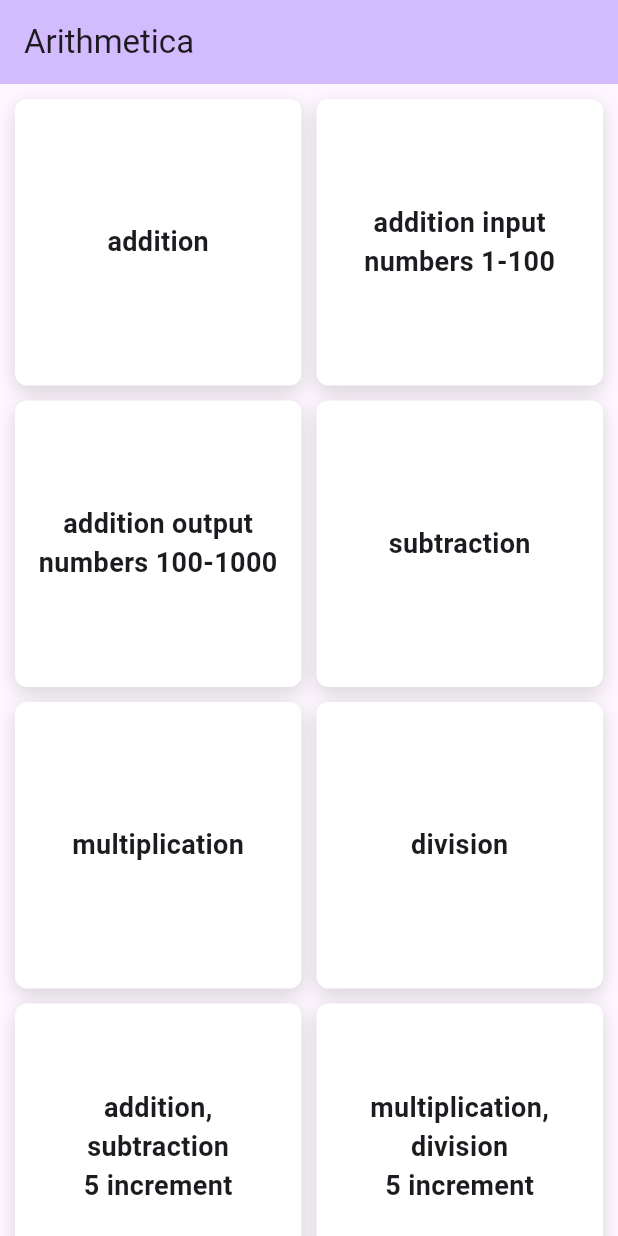
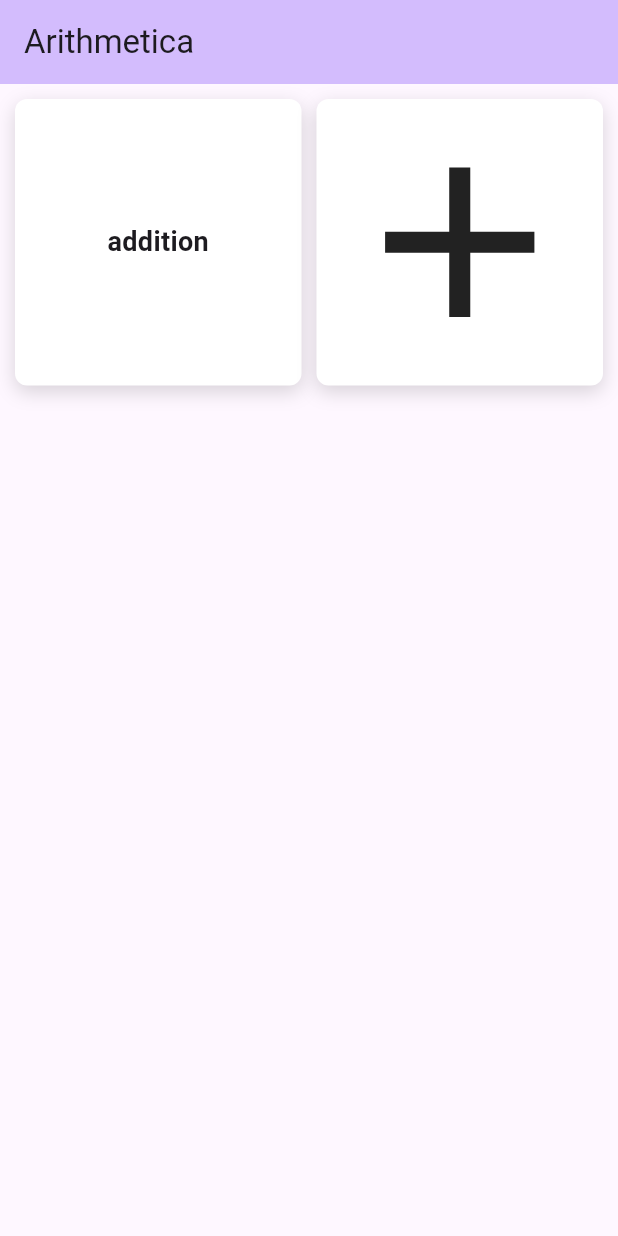
Before and after one commit to kowandiki/arithmetica, a Flutter app: the screen it shows after launch, on a phone screen of 412 x 824 dp. Run offline on Flutter 3.47's test engine with Material 3 defaults, Android fonts, the phone set to English and light mode, and no system bars.

Commit message:
add basic support for creating custom problem sets

```diff
--- a/lib/main.dart
+++ b/lib/main.dart
@@ -40,6 +40,232 @@ class MyHomePage extends StatefulWidget {
 
 class _MyHomePageState extends State<MyHomePage> {
 
+  final TextEditingController _titleController = TextEditingController();
+  final TextEditingController _operatorsController = TextEditingController();
+  final TextEditingController _inputTermUpperBoundController = TextEditingController();
+  final TextEditingController _inputTermLowerBoundController = TextEditingController();
+  final TextEditingController _outputTermUpperBoundController = TextEditingController();
+  final TextEditingController _outputTermLowerBoundController = TextEditingController();
+
+
+  Dialog createNewProblemDialog() {
+    return Dialog(
+      child: Padding(
+        padding: const EdgeInsets.all(8.0),
+        child: Column(
+          mainAxisSize: MainAxisSize.min,
+          children: [
+            TextField(controller: _titleController,
+              decoration: InputDecoration(hintText: "Title"),),
+            TextField(controller: _operatorsController,
+              decoration: InputDecoration(hintText: "Operators num, 1=+,2=-,4=*,8=/"),
+              keyboardType: TextInputType.numberWithOptions(decimal: false),),
+            TextField(controller: _inputTermUpperBoundController,
+              decoration: InputDecoration(hintText: "input term upper bound"),
+              keyboardType: TextInputType.numberWithOptions(decimal: false),),
+            TextField(controller: _inputTermLowerBoundController,
+            decoration: InputDecoration(hintText: "input term lower bound"),
+            keyboardType: TextInputType.numberWithOptions(decimal: false),),
+            TextField(controller: _outputTermUpperBoundController,
+            decoration: InputDecoration(hintText: "output term upper bound"),
+            keyboardType: TextInputType.numberWithOptions(decimal: false),),
+            TextField(controller: _outputTermLowerBoundController,
+            decoration: InputDecoration(hintText: "output term lower bound"),
+            keyboardType: TextInputType.numberWithOptions(decimal: false),),
+            ElevatedButton(
+              child: Text("Create Problem Set"),
+              onPressed: () {
+                ArithmeticSettings settings = ArithmeticSettings(
+                  operators: int.tryParse(_operatorsController.text) ?? 0,
+                  inputTermLowerBound: int.tryParse(_inputTermLowerBoundController.text),
+                  inputTermUpperBound: int.tryParse(_inputTermUpperBoundController.text),
+                  outputTermLowerBound: int.tryParse(_outputTermLowerBoundController.text),
+                  outputTermUpperBound: int.tryParse(_outputTermUpperBoundController.text),
+                );
+                problemSets.add(
+                  Tile(
+                    problemSetSettings: settings,
+                    title: _titleController.text.isEmpty ? "New Problem Set" : _titleController.text,
+                  )
+                );
+                setState((){});
+                Navigator.pop(context);
+              },
+            )
+          ]
+        )
+      )
+    );
+  }
+
+  List<Tile> problemSets =
+  [
+    Tile(
+      title: "addition",
+      problemSetSettings: ArithmeticSettings(
+        operators: Operators.addition,
+        outputTermLowerBound: 1,
+        outputTermUpperBound: 20,
+        inputTermLowerBound: 1,
+        inputTermUpperBound: 20,
+        lowerBoundIncrement: 5,
+        upperBoundIncrement: 5,
+        lowerBoundScaleFactor: 1.05,
+        upperBoundScaleFactor: 1.05
+      ),
+    ),
+    // Tile(
+    //   title: "addition input numbers 1-100",
+    //   problemSetSettings: ArithmeticSettings(
+    //     operators: Operators.addition,
+    //     inputTermLowerBound: 1,
+    //     inputTermUpperBound: 100,
+    //     lowerBoundIncrement: 0,
+    //     upperBoundIncrement: 0,
+    //   ),
+    // ),
+    // Tile(
+    //   title: "addition output numbers 100-1000",
+    //   problemSetSettings: ArithmeticSettings(
+    //     operators: Operators.addition,
+    //     outputTermLowerBound: 100,
+    //     outputTermUpperBound: 1000,
+    //   ),
+    // ),
+    // Tile(
+    //   title: "subtraction",
+    //   problemSetSettings: ArithmeticSettings(
+    //     operators: Operators.subtraction,
+    //     outputTermLowerBound: 1,
+    //     outputTermUpperBound: 20,
+    //     inputTermLowerBound: 1,
+    //     inputTermUpperBound: 20,
+    //     lowerBoundIncrement: 5,
+    //     upperBoundIncrement: 5,
+    //     lowerBoundScaleFactor: 1.05,
+    //     upperBoundScaleFactor: 1.05
+    //   ),
+    // ),
+    // Tile(
+    //   title: "multiplication",
+    //   problemSetSettings: ArithmeticSettings(
+    //     operators: Operators.multiplication,
+    //     outputTermLowerBound: 5,
+    //     outputTermUpperBound: 20,
+    //     lowerBoundIncrement: 0,
+    //     upperBoundIncrement: 5,
+    //     lowerBoundScaleFactor: 1.04,
+    //     upperBoundScaleFactor: 1.05,
+    //   ),
+    // ),
+    // Tile(
+    //   title: "division",
+    //   problemSetSettings: ArithmeticSettings(
+    //     operators: Operators.division,
+    //     outputTermLowerBound: 1,
+    //     outputTermUpperBound: 20,
+    //     lowerBoundIncrement: 5,
+    //     upperBoundIncrement: 5,
+    //     lowerBoundScaleFactor: 1.05,
+    //     upperBoundScaleFactor: 1.05,
+    //   ),
+    // ),
+
+    // Tile(
+    //   title: "addition, subtraction\n5 increment",
+    //   problemSetSettings: ArithmeticSettings(
+    //     operators: Operators.addition | Operators.subtraction,
+    //     outputTermLowerBound: 1,
+    //     outputTermUpperBound: 20,
+    //     lowerBoundIncrement: 5,
+    //     upperBoundIncrement: 5,
+    //     lowerBoundScaleFactor: 1.05,
+    //     upperBoundScaleFactor: 1.05,
+    //   ),
+    // ),
+    // Tile(
+    //   title: "multiplication, division\n5 increment",
+    //   problemSetSettings: ArithmeticSettings(
+    //     operators: Operators.multiplication | Operators.division,
+    //     outputTermLowerBound: 1,
+    //     outputTermUpperBound: 20,
+    //     lowerBoundIncrement: 5,
+    //     upperBoundIncrement: 5,
+    //     lowerBoundScaleFactor: 1.05,
+    //     upperBoundScaleFactor: 1.05,
+    //   ),
+    // ),
+    // Tile(
+    //   title: "all 4",
+    //   problemSetSettings: ArithmeticSettings(
+    //     operators: Operators.addition | Operators.subtraction | Operators.multiplication | Operators.division,
+    //     outputTermLowerBound: 1,
+    //     outputTermUpperBound: 20,
+    //     lowerBoundIncrement: 5,
+    //     upperBoundIncrement: 5,
+    //     lowerBoundScaleFactor: 1.05,
+    //     upperBoundScaleFactor: 1.05,
+    //   ),
+    // ),
+
+    // Tile(
+    //   title: "12x12 times table",
+    //   problemSetSettings: ArithmeticSettings(
+    //     operators: Operators.multiplication,
+    //     inputTermLowerBound: 2,
+    //     inputTermUpperBound: 12,
+    //     outputTermLowerBound: 1,
+    //     outputTermUpperBound: 200,
+    //   ),
+    // ),
+
+    // Tile(
+    //   title: "15x15 times table",
+    //   problemSetSettings: ArithmeticSettings(
+    //     operators: Operators.multiplication,
+    //     inputTermLowerBound: 2,
+    //     inputTermUpperBound: 15,
+    //     outputTermLowerBound: 1,
+    //     outputTermUpperBound: 200,
+    //   ),
+    // ),
+  ];
+
+  final BoxDecoration boxDecoration = BoxDecoration(
+    color: Colors.white,
+    borderRadius: BorderRadius.circular(8),
+    boxShadow: [
+      BoxShadow(
+        color: Colors.black.withValues(alpha: 0.15),
+        blurRadius: 10,
+        offset: Offset(0, 4)
+      )
+    ]
+  );
+
+  late GestureDetector addNewProblemSet;
+
+  @override
+  void initState() {
+    super.initState();
+
+    addNewProblemSet = GestureDetector(
+      onTap: () {
+        showDialog(
+          context: context,
+          builder: (BuildContext context) => createNewProblemDialog()
+        );
+      },
+      child: Container(
+        decoration: boxDecoration,
+        padding: const EdgeInsets.all(10),
+        child: LayoutBuilder(builder: (context, constraint) {
+          return Icon(Icons.add, size: constraint.biggest.height);
+        })
+      ),
+    );
+  }
+
   @override
   Widget build(BuildContext context) {
 
@@ -58,142 +284,7 @@ class _MyHomePageState extends State<MyHomePage> {
           crossAxisSpacing: 10,
           mainAxisSpacing: 10,
           crossAxisCount: 2,
-          children: <Widget>[
-
-            Tile(
-              title: "addition",
-              problemSetSettings: ArithmeticSettings(
-                operators: Operators.addition,
-                outputTermLowerBound: 1,
-                outputTermUpperBound: 20,
-                inputTermLowerBound: 1,
-                inputTermUpperBound: 20,
-                lowerBoundIncrement: 5,
-                upperBoundIncrement: 5,
-                lowerBoundScaleFactor: 1.05,
-                upperBoundScaleFactor: 1.05
-              ),
-            ),
-            Tile(
-              title: "addition input numbers 1-100",
-              problemSetSettings: ArithmeticSettings(
-                operators: Operators.addition,
-                inputTermLowerBound: 1,
-                inputTermUpperBound: 100,
-                lowerBoundIncrement: 0,
-                upperBoundIncrement: 0,
-              ),
-            ),
-            Tile(
-              title: "addition output numbers 100-1000",
-              problemSetSettings: ArithmeticSettings(
-                operators: Operators.addition,
-                outputTermLowerBound: 100,
-                outputTermUpperBound: 1000,
-              ),
-            ),
-            Tile(
-              title: "subtraction",
-              problemSetSettings: ArithmeticSettings(
-                operators: Operators.subtraction,
-                outputTermLowerBound: 1,
-                outputTermUpperBound: 20,
-                inputTermLowerBound: 1,
-                inputTermUpperBound: 20,
-                lowerBoundIncrement: 5,
-                upperBoundIncrement: 5,
-                lowerBoundScaleFactor: 1.05,
-                upperBoundScaleFactor: 1.05
-              ),
-            ),
-            Tile(
-              title: "multiplication",
-              problemSetSettings: ArithmeticSettings(
-                operators: Operators.multiplication,
-                outputTermLowerBound: 5,
-                outputTermUpperBound: 20,
-                lowerBoundIncrement: 0,
-                upperBoundIncrement: 5,
-                lowerBoundScaleFactor: 1.04,
-                upperBoundScaleFactor: 1.05,
-              ),
-            ),
-            Tile(
-              title: "division",
-              problemSetSettings: ArithmeticSettings(
-                operators: Operators.division,
-                outputTermLowerBound: 1,
-                outputTermUpperBound: 20,
-                lowerBoundIncrement: 5,
-                upperBoundIncrement: 5,
-                lowerBoundScaleFactor: 1.05,
-                upperBoundScaleFactor: 1.05,
-              ),
-            ),
-
-            Tile(
-              title: "addition, subtraction\n5 increment",
-              problemSetSettings: ArithmeticSettings(
-                operators: Operators.addition | Operators.subtraction,
-                outputTermLowerBound: 1,
-                outputTermUpperBound: 20,
-                lowerBoundIncrement: 5,
-                upperBoundIncrement: 5,
-                lowerBoundScaleFactor: 1.05,
-                upperBoundScaleFactor: 1.05,
-              ),
-            ),
-            Tile(
-              title: "multiplication, division\n5 increment",
-              problemSetSettings: ArithmeticSettings(
-                operators: Operators.multiplication | Operators.division,
-                outputTermLowerBound: 1,
-                outputTermUpperBound: 20,
-                lowerBoundIncrement: 5,
-                upperBoundIncrement: 5,
-                lowerBoundScaleFactor: 1.05,
-                upperBoundScaleFactor: 1.05,
-              ),
-            ),
-
-
-
-            Tile(
-              title: "all 4",
-              problemSetSettings: ArithmeticSettings(
-                operators: Operators.addition | Operators.subtraction | Operators.multiplication | Operators.division,
-                outputTermLowerBound: 1,
-                outputTermUpperBound: 20,
-                lowerBoundIncrement: 5,
-                upperBoundIncrement: 5,
-                lowerBoundScaleFactor: 1.05,
-                upperBoundScaleFactor: 1.05,
-              ),
-            ),
-
-            Tile(
-              title: "12x12 times table",
-              problemSetSettings: ArithmeticSettings(
-                operators: Operators.multiplication,
-                inputTermLowerBound: 2,
-                inputTermUpperBound: 12,
-                outputTermLowerBound: 1,
-                outputTermUpperBound: 200,
-              ),
-            ),
-
-            Tile(
-              title: "15x15 times table",
-              problemSetSettings: ArithmeticSettings(
-                operators: Operators.multiplication,
-                inputTermLowerBound: 2,
-                inputTermUpperBound: 15,
-                outputTermLowerBound: 1,
-                outputTermUpperBound: 200,
-              ),
-            ),
-
-          ]
+          children: <Widget>[] + problemSets + [addNewProblemSet]
         )
       ),
     );
--- a/lib/pages/arithmetic.dart
+++ b/lib/pages/arithmetic.dart
@@ -98,7 +98,7 @@ class _ArithmeticPageState extends State<ArithmeticPage> {
 
       for (int i in fg.next()) {
         counter++;
-        int n = i + outputTermLowerBound!;
+        int n = i + inputTermLowerBound!;
 
         numbers.add(n);
 
```
